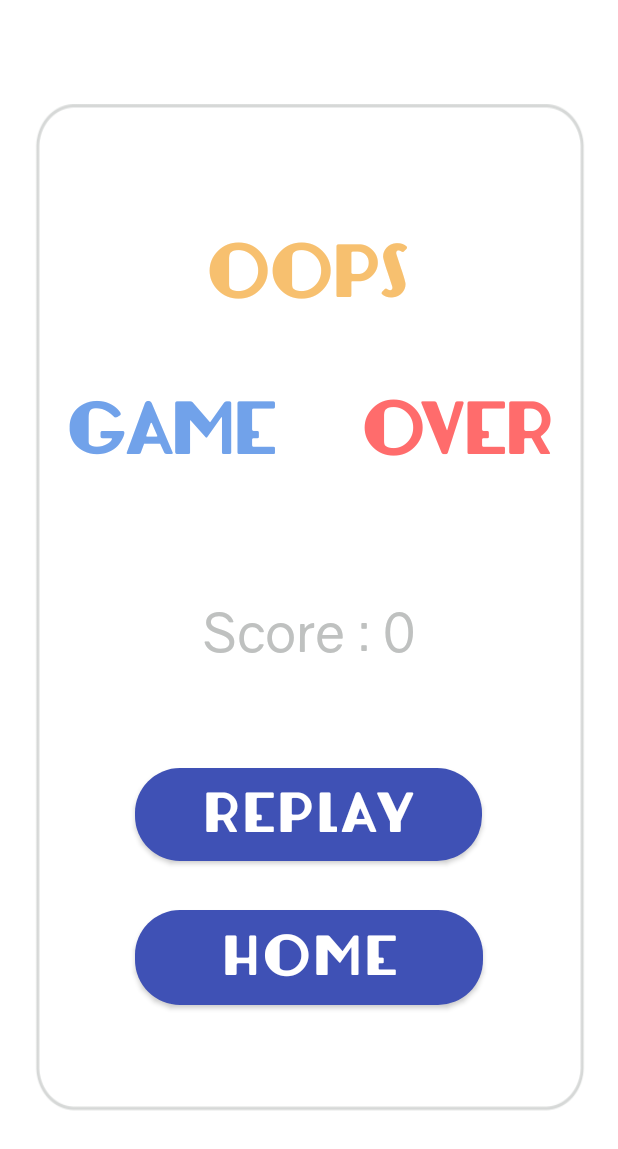
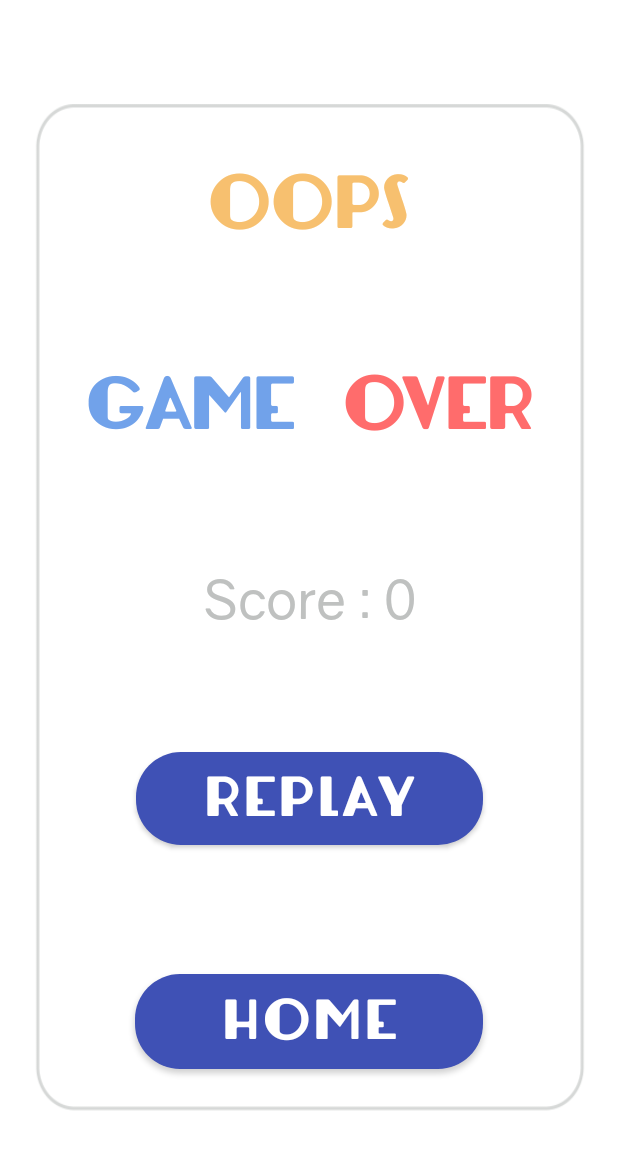
Before and after one commit to LydieV/BoardGame, an Android app: the PerduActivity screen opened directly, with no data from a screen before it, on a phone screen of 412 x 824 dp. Shown: the top 1149 px of the screen. Run offline under Robolectric (Android 15) with nearby library versions, the phone set to English and light mode, and no system bars.

Commit message:
Modif taille pour responsive.

```diff
--- a/app/src/main/res/layout/activity_perdu.xml
+++ b/app/src/main/res/layout/activity_perdu.xml
@@ -13,23 +13,25 @@
         android:layout_height="wrap_content"
         android:layout_marginEnd="8dp"
         android:layout_marginStart="8dp"
-        android:layout_marginTop="152dp"
+        android:layout_marginTop="32dp"
         android:fontFamily="@font/lemondrop"
         android:text="@string/oops"
         android:textAllCaps="true"
         android:textColor="#F7C06F"
         android:textSize="40sp"
+        app:layout_constraintBottom_toTopOf="@+id/textView3"
         app:layout_constraintEnd_toEndOf="parent"
-        app:layout_constraintHorizontal_bias="0.498"
+        app:layout_constraintHorizontal_bias="0.5"
         app:layout_constraintStart_toStartOf="parent"
-        app:layout_constraintTop_toTopOf="parent" />
+        app:layout_constraintTop_toTopOf="parent"
+        app:layout_constraintVertical_chainStyle="spread" />
 
     <TextView
         android:id="@+id/textView3"
-        android:layout_width="0dp"
-        android:layout_height="92dp"
+        android:layout_width="wrap_content"
+        android:layout_height="56dp"
         android:layout_marginBottom="8dp"
-        android:layout_marginStart="44dp"
+        android:layout_marginStart="24dp"
         android:fontFamily="@font/lemondrop"
         android:text="@string/game"
         android:textAllCaps="true"
@@ -37,48 +39,46 @@
         android:textSize="40sp"
         app:layout_constraintBottom_toTopOf="@+id/textScore"
         app:layout_constraintEnd_toStartOf="@+id/textView4"
-        app:layout_constraintHorizontal_bias="0.373"
+        app:layout_constraintHorizontal_bias="0.5"
         app:layout_constraintStart_toStartOf="parent"
         app:layout_constraintTop_toBottomOf="@+id/textView2"
         app:layout_constraintVertical_bias="0.504" />
 
     <TextView
         android:id="@+id/textView4"
-        android:layout_width="0dp"
-        android:layout_height="90dp"
-        android:layout_marginBottom="8dp"
-        android:layout_marginEnd="44dp"
+        android:layout_width="wrap_content"
+        android:layout_height="55dp"
+        android:layout_marginEnd="24dp"
         android:fontFamily="@font/lemondrop"
         android:text="@string/over"
         android:textAllCaps="true"
         android:textColor="#FF6C6C"
         android:textSize="40sp"
-        app:layout_constraintBottom_toTopOf="@+id/textScore"
         app:layout_constraintEnd_toEndOf="parent"
-        app:layout_constraintTop_toBottomOf="@+id/textView2"
-        app:layout_constraintVertical_bias="0.495" />
+        app:layout_constraintHorizontal_bias="0.5"
+        app:layout_constraintStart_toEndOf="@+id/textView3"
+        app:layout_constraintTop_toTopOf="@+id/textView3" />
 
     <TextView
         android:id="@+id/textScore"
         android:layout_width="wrap_content"
         android:layout_height="wrap_content"
-        android:layout_marginBottom="380dp"
         android:layout_marginEnd="8dp"
         android:layout_marginStart="8dp"
+        android:fontFamily="@font/gravity_regular"
         android:text="@string/score"
         android:textColor="#BFC1C0"
         android:textSize="35sp"
-        android:fontFamily="@font/gravity_regular"
-        app:layout_constraintBottom_toBottomOf="parent"
+        app:layout_constraintBottom_toTopOf="@+id/replay"
         app:layout_constraintEnd_toEndOf="parent"
-        app:layout_constraintHorizontal_bias="0.498"
-        app:layout_constraintStart_toStartOf="parent" />
+        app:layout_constraintHorizontal_bias="0.5"
+        app:layout_constraintStart_toStartOf="parent"
+        app:layout_constraintTop_toBottomOf="@+id/textView3" />
 
     <android.support.design.button.MaterialButton
         android:id="@+id/replay"
         android:layout_width="231dp"
         android:layout_height="74dp"
-        android:layout_marginBottom="244dp"
         android:layout_marginEnd="8dp"
         android:layout_marginStart="8dp"
         android:fontFamily="@font/lemondrop"
@@ -86,16 +86,17 @@
         android:textColor="#FFF"
         android:textSize="30sp"
         app:cornerRadius="30dp"
-        app:layout_constraintBottom_toBottomOf="parent"
+        app:layout_constraintBottom_toTopOf="@+id/home"
         app:layout_constraintEnd_toEndOf="parent"
-        app:layout_constraintHorizontal_bias="0.498"
-        app:layout_constraintStart_toStartOf="parent" />
+        app:layout_constraintHorizontal_bias="0.5"
+        app:layout_constraintStart_toStartOf="parent"
+        app:layout_constraintTop_toBottomOf="@+id/textScore" />
 
     <android.support.design.button.MaterialButton
         android:id="@+id/home"
         android:layout_width="232dp"
         android:layout_height="75dp"
-        android:layout_marginBottom="148dp"
+        android:layout_marginBottom="32dp"
         android:layout_marginEnd="8dp"
         android:layout_marginStart="8dp"
         android:fontFamily="@font/lemondrop"
@@ -105,6 +106,7 @@
         app:cornerRadius="30dp"
         app:layout_constraintBottom_toBottomOf="parent"
         app:layout_constraintEnd_toEndOf="parent"
-        app:layout_constraintHorizontal_bias="0.498"
-        app:layout_constraintStart_toStartOf="parent" />
+        app:layout_constraintHorizontal_bias="0.5"
+        app:layout_constraintStart_toStartOf="parent"
+        app:layout_constraintTop_toBottomOf="@+id/replay" />
 </android.support.constraint.ConstraintLayout>
--- a/app/src/main/res/values-large/dimens.xml
+++ b/app/src/main/res/values-w600dp/dimens.xml
@@ -1,4 +1,5 @@
 <?xml version="1.0" encoding="utf-8"?>
 <resources>
     <dimen name="marge_image">48dp</dimen>
+    <dimen name="marginButtonInstru">52dp</dimen>
 </resources>
--- a/app/src/main/res/values/dimens.xml
+++ b/app/src/main/res/values/dimens.xml
@@ -1,4 +1,5 @@
 <?xml version="1.0" encoding="utf-8"?>
 <resources>
     <dimen name="marge_image">30dp</dimen>
+    <dimen name="marginButtonInstru">32dp</dimen>
 </resources>
```
Also changed, not shown: app/src/main/res/layout/activity_accueil.xml (+16 -8 lines), app/src/main/res/layout/activity_instructions.xml (+22 -14 lines), app/src/main/res/mipmap-xhdpi/instruction_1.png (renamed from app/src/main/res/mipmap-anydpi-v26/instruction_1.png), app/src/main/res/mipmap-xhdpi/instruction_2.png (renamed from app/src/main/res/mipmap-anydpi-v26/instruction_2.png), app/src/main/res/mipmap-xhdpi/instruction_3.png (renamed from app/src/main/res/mipmap-anydpi-v26/instruction_3.png).
